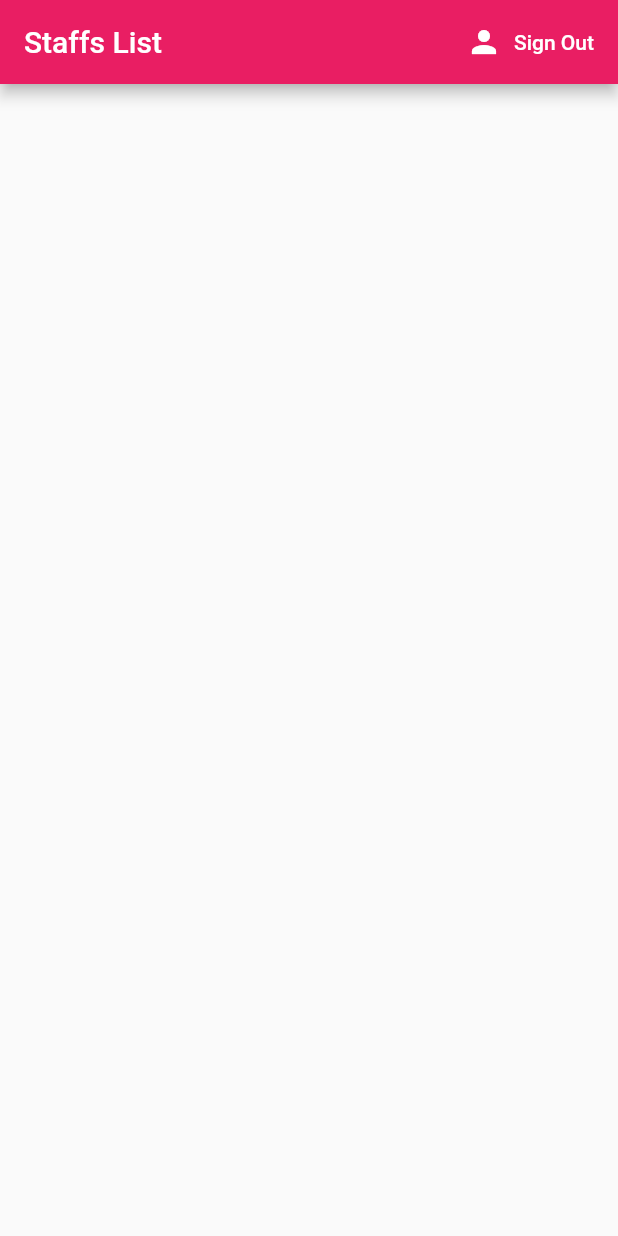
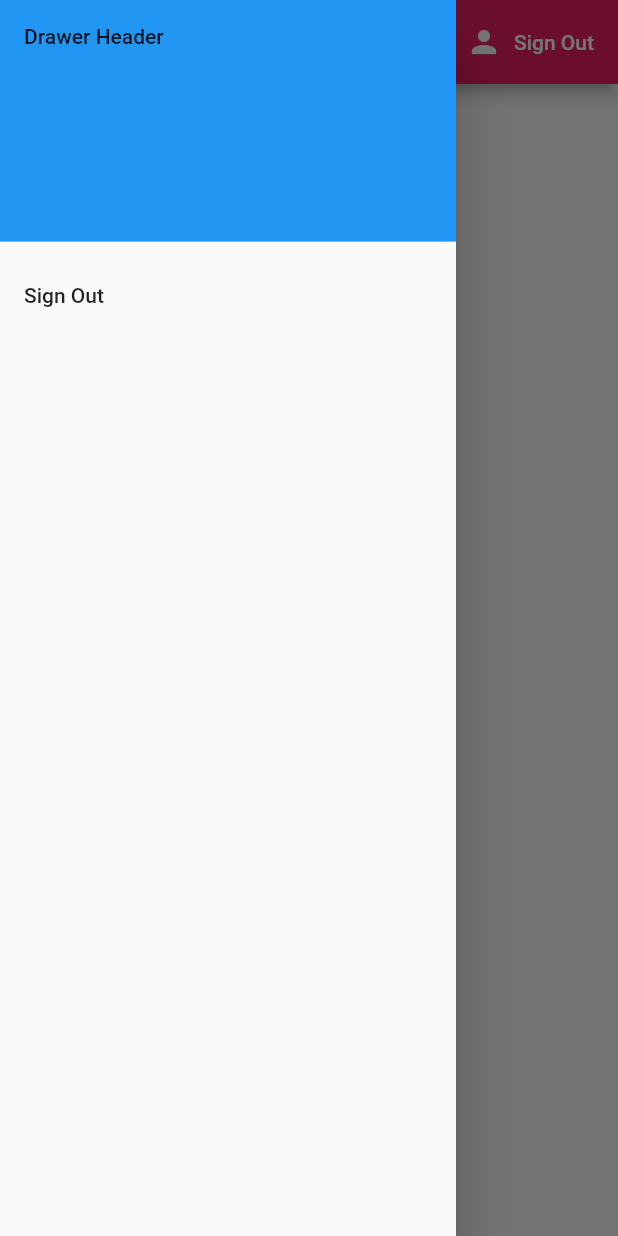
Before and after one commit to 001-Flutter-Projects/Flutter-DML, a Flutter app: the screen it shows once a user with an empty profile is signed in, with the side drawer open (before the commit the screen has no drawer), on a phone screen of 412 x 824 dp. Run offline on Flutter 3.47's test engine with Material 2 defaults, Android fonts, the phone set to English and light mode, and no system bars; our stand-ins replace cloud_firestore, firebase_auth, firebase_core, flutter_spinkit; missing offline and left inert: passwordfield; accounts and stored records are empty.

Commit message:
Staff and ListView File

```diff
--- /dev/null
+++ b/lib/models/staff.dart
@@ -0,0 +1,34 @@
+import 'package:cloud_firestore/cloud_firestore.dart';
+import 'package:flutter/cupertino.dart';
+
+List<Staff> staffListFromSnapshot(AsyncSnapshot<QuerySnapshot> snapshot) {
+  List<DocumentSnapshot> documents = snapshot.data.docs;
+  return documents.map((data) => Staff.fromSnapshot(data)).toList();
+}
+
+class Staff{
+
+  String fullName, image, username, address, createDate;
+  DocumentReference reference;
+  Staff({this.fullName, this.image, this.username, this.address, this.createDate, this.reference});
+
+  Staff.fromMap(Map map, {this.reference}) {
+    fullName = map['fullName'];
+    image = map['image'];
+    username = map['username'];
+    address = map['address'];
+    createDate = map['createDate'];
+  }
+
+  Staff.fromSnapshot(DocumentSnapshot snapshot):
+        this.fromMap(snapshot.data(), reference: snapshot.reference);
+
+  Map<String, dynamic> toMap() => {
+    'fullName' : fullName,
+    'image' : image,
+    'username' : username,
+    'address' : address,
+    'createDate' : createDate
+  };
+
+}
--- a/lib/screens/authenticate/register.dart
+++ b/lib/screens/authenticate/register.dart
@@ -2,7 +2,6 @@ import 'package:flutter/material.dart';
 import 'package:flutter_dml/services/auth.dart';
 import 'package:flutter_dml/shared/constants.dart';
 import 'package:flutter_dml/shared/loading.dart';
-import 'package:passwordfield/passwordfield.dart';
 
 class Register extends StatefulWidget {
 
--- a/lib/screens/home/home.dart
+++ b/lib/screens/home/home.dart
@@ -1,26 +1,78 @@
 import 'package:flutter/material.dart';
+import 'package:flutter_dml/screens/authenticate/sign_in.dart';
+import 'package:flutter_dml/screens/home/list_view.dart';
 import 'package:flutter_dml/services/auth.dart';
+import 'package:flutter_dml/shared/loading.dart';
 
-class Home extends StatelessWidget {
+class Home extends StatefulWidget {
+
+  @override
+  _HomeState createState() => _HomeState();
+}
+
+class _HomeState extends State<Home> {
+
+  bool loading = false;
+
   @override
   Widget build(BuildContext context) {
 
     final AuthService _auth = AuthService();
 
-    return Scaffold(
+    return loading ? Loading() : Scaffold(
       appBar: AppBar(
         title: Text('Staffs List'),
         backgroundColor: Colors.pink,
         actions: <Widget>[
           FlatButton.icon(
               onPressed: () async {
-                await _auth.signOut();
+                setState(() {
+                  loading = true;
+                });
+                dynamic result = await _auth.signOut();
+                if(result == null) {
+                  loading = false;
+                }
               },
               icon: Icon(Icons.person, color: Colors.white),
               label: Text('Sign Out', style: TextStyle( color: Colors.white))
           )
         ],
       ),
+      drawer: _buildDrawer(),
+      body: BuildListView(),
     );
   }
+
+  _buildDrawer() {
+    return Drawer(
+      // Add a ListView to the drawer. This ensures the user can scroll
+      // through the options in the drawer if there isn't enough vertical
+      // space to fit everything.
+      child: ListView(
+        // Important: Remove any padding from the ListView.
+        padding: EdgeInsets.zero,
+        children: <Widget>[
+          DrawerHeader(
+            child: Text('Drawer Header'),
+            decoration: BoxDecoration(
+              color: Colors.blue,
+            ),
+          ),
+          ListTile(
+            title: Text('Sign Out'),
+            onTap: () {
+              // Update the state of the app.
+              // ...
+              Navigator.push(
+                context,
+                MaterialPageRoute(builder: (context) => SignIn()),
+              );
+            },
+          ),
+        ],
+      ),
+    );
+
+  }
 }
--- /dev/null
+++ b/lib/screens/home/list_view.dart
@@ -0,0 +1,50 @@
+import 'package:cloud_firestore/cloud_firestore.dart';
+import 'package:flutter/material.dart';
+import 'package:flutter_dml/models/staff.dart';
+
+class BuildListView extends StatefulWidget {
+  @override
+  _BuildListViewState createState() => _BuildListViewState();
+}
+
+class _BuildListViewState extends State<BuildListView> {
+  @override
+  Widget build(BuildContext context) {
+    return Container(
+      child: StreamBuilder<QuerySnapshot>(
+        stream: FirebaseFirestore.instance.collection('users').snapshots(),
+        builder: (context, snapshot) {
+          if(snapshot.hasError) {
+            return Center(child: Text("Error: ${snapshot.error}"),);
+          }else if(snapshot.hasData){
+
+            List<Staff> staffList = staffListFromSnapshot(snapshot);
+            return _buildListView(staffList);
+          }else {
+            return CircularProgressIndicator();
+          }
+        },
+      )
+    );
+  }
+
+  _buildListView(List<Staff> staffList) {
+    return ListView.builder(
+      itemCount: staffList.length,
+        itemBuilder: (context, index){
+
+        Staff staff = staffList[index];
+
+        return Container(
+          color: Colors.pink[100],
+          child: ListTile(
+            title: Text(staff.fullName),
+            subtitle: Text(staff.username),
+            trailing: Icon(Icons.navigate_next),
+          ),
+        );
+
+        }
+    );
+  }
+}
--- a/lib/shared/loading.dart
+++ b/lib/shared/loading.dart
@@ -5,10 +5,10 @@ class Loading extends StatelessWidget {
   @override
   Widget build(BuildContext context) {
     return Container(
-      color: Colors.brown[100],
+      color: Colors.pink[100],
       child: Center(
         child: SpinKitFadingCircle(
-          color: Colors.brown,
+          color: Colors.pink,
           size: 50.0,
         ),
       ),
```
Also changed, not shown: pubspec.yaml (+12 -11 lines), pubspec.lock.
